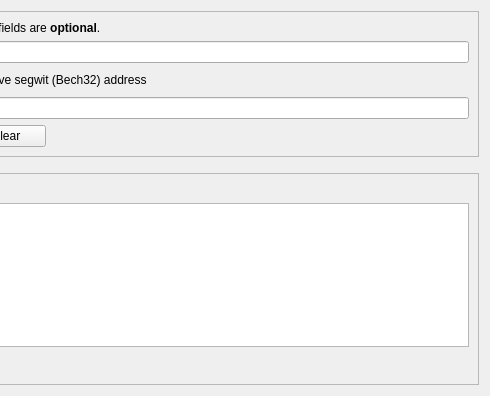
Old version of the form src/qt/forms/receivecoinsdialog.ui in the repository willyjin17/coin; both pictures show x 286 to 776 and y 0 to 396 of the 776 by 396 pixel window.
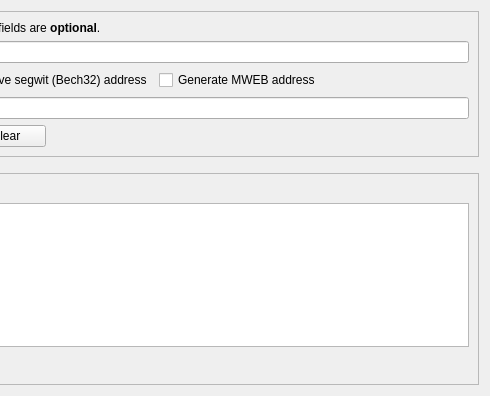
New version of the form. Icons and pictures are not drawn. Custom widgets are drawn as their Qt base class.

Commit message: MWEB: Wallet & UI changes

The edit to the form file:
```diff
--- a/src/qt/forms/receivecoinsdialog.ui
+++ b/src/qt/forms/receivecoinsdialog.ui
@@ -219,6 +219,13 @@
             </property>
            </widget>
           </item>
+          <item>
+           <widget class="QCheckBox" name="useMWEB">
+            <property name="text">
+             <string>Generate MWEB address</string>
+            </property>
+           </widget>
+          </item>
           <item>
            <spacer name="horizontalSpacer_3">
             <property name="orientation">
```
The commit also changes 67 other files.
